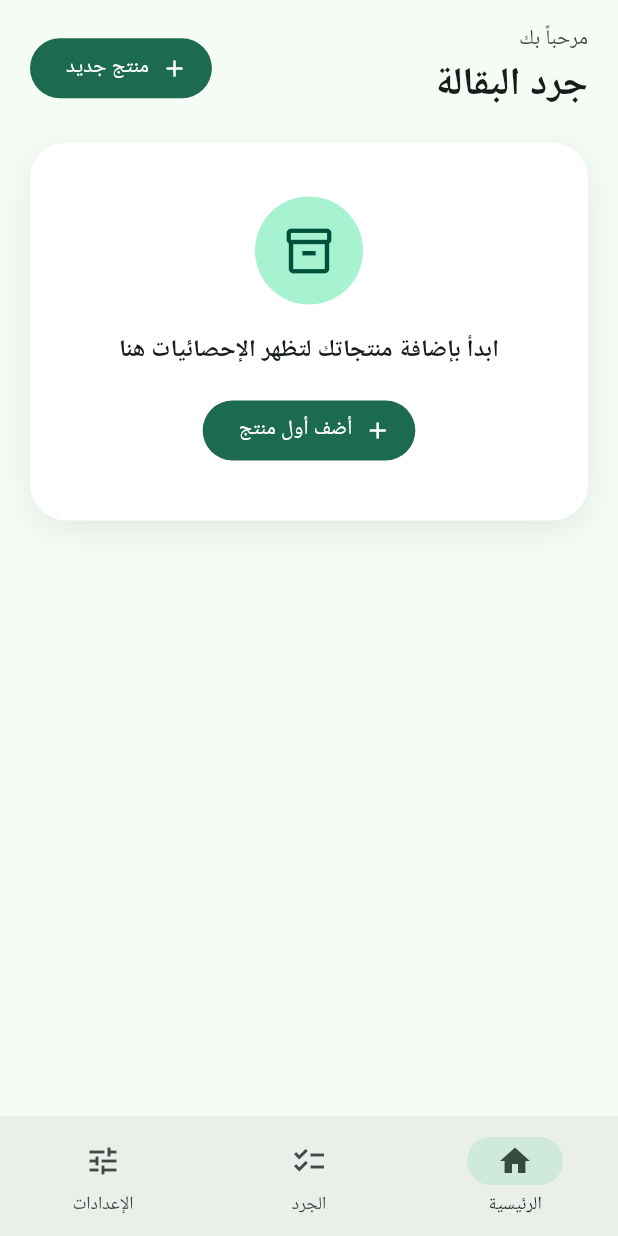
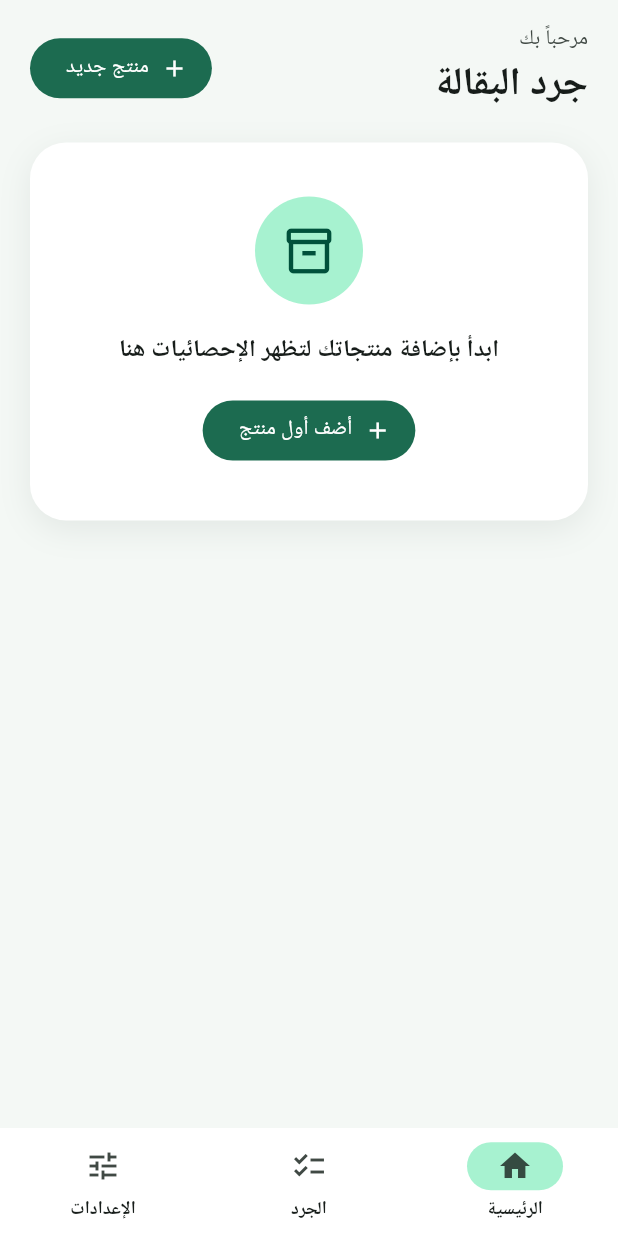
Before and after one commit to mohdnoaman2011-lgtm/Grocery-Inventory, a Flutter app: the screen it shows after launch, on a phone screen of 412 x 824 dp. Run offline on Flutter 3.47's test engine with Material 3 defaults, Android fonts, the phone set to English and light mode, and no system bars; our stand-ins replace local_auth, shared_preferences.

Commit message:
Add files via upload

```diff
--- a/lib/app.dart
+++ b/lib/app.dart
@@ -4,9 +4,32 @@ import 'state/app_state.dart';
 import 'theme.dart';
 import 'l10n/strings.dart';
 import 'screens/splash_screen.dart';
+import 'screens/lock_screen.dart';
 
-class InventoryApp extends StatelessWidget {
+class InventoryApp extends StatefulWidget {
   const InventoryApp({super.key});
+  @override
+  State<InventoryApp> createState() => _InventoryAppState();
+}
+
+class _InventoryAppState extends State<InventoryApp> with WidgetsBindingObserver {
+  @override
+  void initState() {
+    super.initState();
+    WidgetsBinding.instance.addObserver(this);
+  }
+
+  @override
+  void dispose() {
+    WidgetsBinding.instance.removeObserver(this);
+    super.dispose();
+  }
+
+  @override
+  void didChangeAppLifecycleState(AppLifecycleState s) {
+    if (s == AppLifecycleState.paused) state.lockNow();
+    if (s == AppLifecycleState.resumed) state.maybeAutoBackup();
+  }
 
   @override
   Widget build(BuildContext context) => ListenableBuilder(
@@ -15,8 +38,8 @@ class InventoryApp extends StatelessWidget {
           debugShowCheckedModeBanner: false,
           title: tr('app'),
           themeMode: state.theme,
-          theme: ThemeData(useMaterial3: true, colorSchemeSeed: kGreen),
-          darkTheme: ThemeData(useMaterial3: true, colorSchemeSeed: kGreen, brightness: Brightness.dark),
+          theme: buildTheme(Brightness.light),
+          darkTheme: buildTheme(Brightness.dark),
           locale: Locale(state.isAr ? 'ar' : 'en'),
           supportedLocales: const [Locale('ar'), Locale('en')],
           localizationsDelegates: const [
@@ -24,6 +47,10 @@ class InventoryApp extends StatelessWidget {
             GlobalWidgetsLocalizations.delegate,
             GlobalCupertinoLocalizations.delegate,
           ],
+          builder: (context, child) => Stack(children: [
+            child ?? const SizedBox.shrink(),
+            if (state.locked) const Positioned.fill(child: LockScreen()),
+          ]),
           home: const SplashScreen(),
         ),
       );
--- a/lib/theme.dart
+++ b/lib/theme.dart
@@ -1,3 +1,29 @@
 import 'package:flutter/material.dart';
 
 const kGreen = Color(0xFF1F6F54);
+const kGreenDark = Color(0xFF12483A);
+
+ThemeData buildTheme(Brightness b) {
+  final scheme = ColorScheme.fromSeed(seedColor: kGreen, brightness: b);
+  final light = b == Brightness.light;
+  return ThemeData(
+    useMaterial3: true,
+    colorScheme: scheme,
+    scaffoldBackgroundColor: light ? const Color(0xFFF4F8F5) : const Color(0xFF0F1512),
+    navigationBarTheme: NavigationBarThemeData(
+      height: 72,
+      backgroundColor: light ? Colors.white : const Color(0xFF18201C),
+      indicatorColor: scheme.primaryContainer,
+      indicatorShape: const StadiumBorder(),
+      labelTextStyle: WidgetStatePropertyAll(const TextStyle(fontSize: 12, fontWeight: FontWeight.w600)),
+    ),
+    snackBarTheme: SnackBarThemeData(
+      behavior: SnackBarBehavior.floating,
+      shape: RoundedRectangleBorder(borderRadius: BorderRadius.circular(16)),
+    ),
+    pageTransitionsTheme: const PageTransitionsTheme(builders: {
+      TargetPlatform.android: PredictiveBackPageTransitionsBuilder(),
+      TargetPlatform.iOS: CupertinoPageTransitionsBuilder(),
+    }),
+  );
+}
--- a/lib/utils.dart
+++ b/lib/utils.dart
@@ -2,5 +2,6 @@ import 'package:flutter/material.dart';
 import 'state/app_state.dart';
 
 String fmt(num n) => n.round().toString().replaceAllMapped(RegExp(r'\B(?=(\d{3})+(?!\d))'), (m) => ',');
+String fmtNum(double v) => v == v.roundToDouble() ? v.toInt().toString() : v.toString();
 String fmtDate(DateTime d) => '${d.year}/${d.month.toString().padLeft(2, '0')}/${d.day.toString().padLeft(2, '0')}';
 Widget watch(WidgetBuilder b) => ListenableBuilder(listenable: state, builder: (c, _) => b(c));
```
